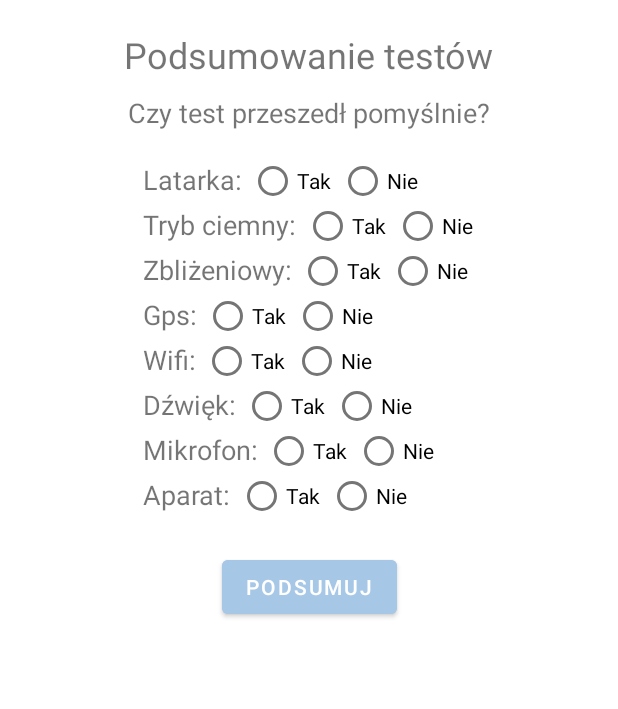
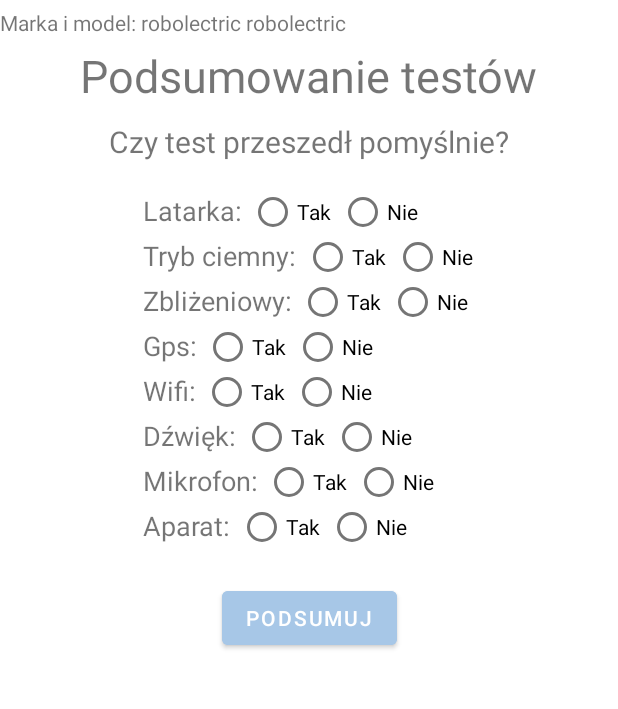
Before and after one commit to Nnunka/Ttest, an Android app: the wyniki screen opened directly, with no data from a screen before it, on a phone screen of 412 x 824 dp, the part 180-889 px from its top. Run offline under Robolectric (Android 15) with nearby library versions, the phone set to English and light mode, and no system bars.

Commit message:
wyświetlanie marki i modelu telefonu w wynikach

```diff
--- a/app/src/main/java/com/example/ttest/wyniki.java
+++ b/app/src/main/java/com/example/ttest/wyniki.java
@@ -4,6 +4,7 @@ import androidx.appcompat.app.AppCompatActivity;
 
 import android.content.res.ColorStateList;
 import android.graphics.Color;
+import android.os.Build;
 import android.os.Bundle;
 import android.view.View;
 import android.widget.Button;
@@ -18,6 +19,8 @@ public class wyniki extends AppCompatActivity {
             tak_wifi, nie_wifi, tak_dzwiek, nie_dzwiek, tak_mikrofon, nie_mikrofon, tak_aparat, nie_aparat;
 
     TextView wynik_latarka, wynik_tryb_ciemny, wynik_zblizeniowy, wynik_gps, wynik_wifi, wynik_dzwiek, wynik_mikrofon, wynik_aparat;
+
+    TextView model;
 
     Button podsumuj;
 
@@ -59,6 +62,13 @@ public class wyniki extends AppCompatActivity {
         wynik_aparat = (TextView) findViewById(R.id.wynik_aparat);
 
         podsumuj = (Button) findViewById(R.id.podsumuj);
+
+
+
+        model = (TextView) findViewById(R.id.model);
+        String stringBuildModel = "Marka i model: " + Build.MANUFACTURER + " " + Build.MODEL;
+        model.setText(stringBuildModel);
+
 
 
         podsumuj.setOnClickListener(new View.OnClickListener() {
--- a/app/src/main/res/layout/activity_wyniki.xml
+++ b/app/src/main/res/layout/activity_wyniki.xml
@@ -30,12 +30,30 @@
 
 
 
+    <!--model telefonu-->
+    <TextView
+        android:id="@+id/model"
+        android:layout_width="0dp"
+        android:layout_height="19dp"
+        android:text=""
+        android:layout_marginTop="5dp"
+        app:layout_constraintBottom_toTopOf="@+id/text_podsumowanie"
+        app:layout_constraintEnd_toEndOf="parent"
+        app:layout_constraintHorizontal_bias="1.0"
+        app:layout_constraintStart_toStartOf="parent"
+        app:layout_constraintTop_toBottomOf="@+id/toolbar"
+        app:layout_constraintVertical_bias="0.0" />
+    <!--model telefonu-->
+
+
+
+
     <TextView
         android:id="@+id/text_podsumowanie"
         android:layout_width="wrap_content"
         android:layout_height="wrap_content"
-        android:layout_marginTop="20dp"
-        android:textSize="24dp"
+        android:layout_marginTop="30dp"
+        android:textSize="30dp"
         android:text="Podsumowanie testów"
         app:layout_constraintEnd_toEndOf="parent"
         app:layout_constraintStart_toStartOf="parent"
@@ -46,7 +64,7 @@
         android:layout_width="wrap_content"
         android:layout_height="wrap_content"
         android:layout_marginTop="10dp"
-        android:textSize="18dp"
+        android:textSize="20dp"
         android:text="Czy test przeszedł pomyślnie?"
         app:layout_constraintEnd_toEndOf="parent"
         app:layout_constraintStart_toStartOf="parent"
```
